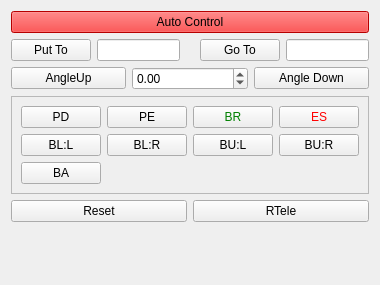
The window that Lib/Net/Agent_Widget.ui (break11/AutoStorage) describes before a commit, drawn with Qt 5.
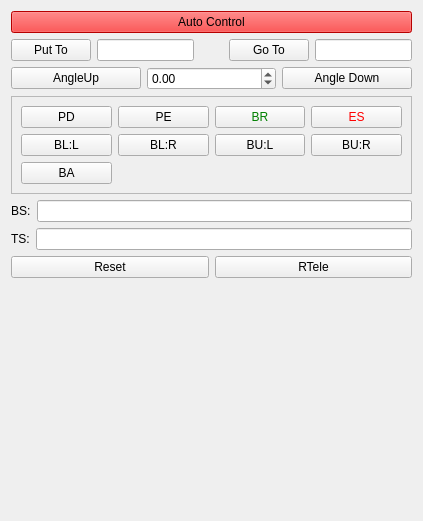
The same window after the commit.

Commit message: BS and TS string on Agent Widget

What changed in the file:
```diff
--- a/Lib/Net/Agent_Widget.ui
+++ b/Lib/Net/Agent_Widget.ui
@@ -6,8 +6,8 @@
    <rect>
     <x>0</x>
     <y>0</y>
-    <width>378</width>
-    <height>285</height>
+    <width>423</width>
+    <height>521</height>
    </rect>
   </property>
   <property name="windowTitle">
@@ -275,6 +275,48 @@
      </layout>
     </widget>
    </item>
+   <item>
+    <layout class="QHBoxLayout" name="horizontalLayout_4">
+     <item>
+      <widget class="QLabel" name="lbBS">
+       <property name="text">
+        <string>BS:</string>
+       </property>
+      </widget>
+     </item>
+     <item>
+      <widget class="QLineEdit" name="leBS">
+       <property name="readOnly">
+        <bool>true</bool>
+       </property>
+       <property name="propRef" stdset="0">
+        <string>BS</string>
+       </property>
+      </widget>
+     </item>
+    </layout>
+   </item>
+   <item>
+    <layout class="QHBoxLayout" name="horizontalLayout_5">
+     <item>
+      <widget class="QLabel" name="lbTS">
+       <property name="text">
+        <string>TS:</string>
+       </property>
+      </widget>
+     </item>
+     <item>
+      <widget class="QLineEdit" name="leTS">
+       <property name="readOnly">
+        <bool>true</bool>
+       </property>
+       <property name="propRef" stdset="0">
+        <string>TS</string>
+       </property>
+      </widget>
+     </item>
+    </layout>
+   </item>
    <item>
     <layout class="QHBoxLayout" name="horizontalLayout_2">
      <item>
```
The commit also changes 7 other files.
